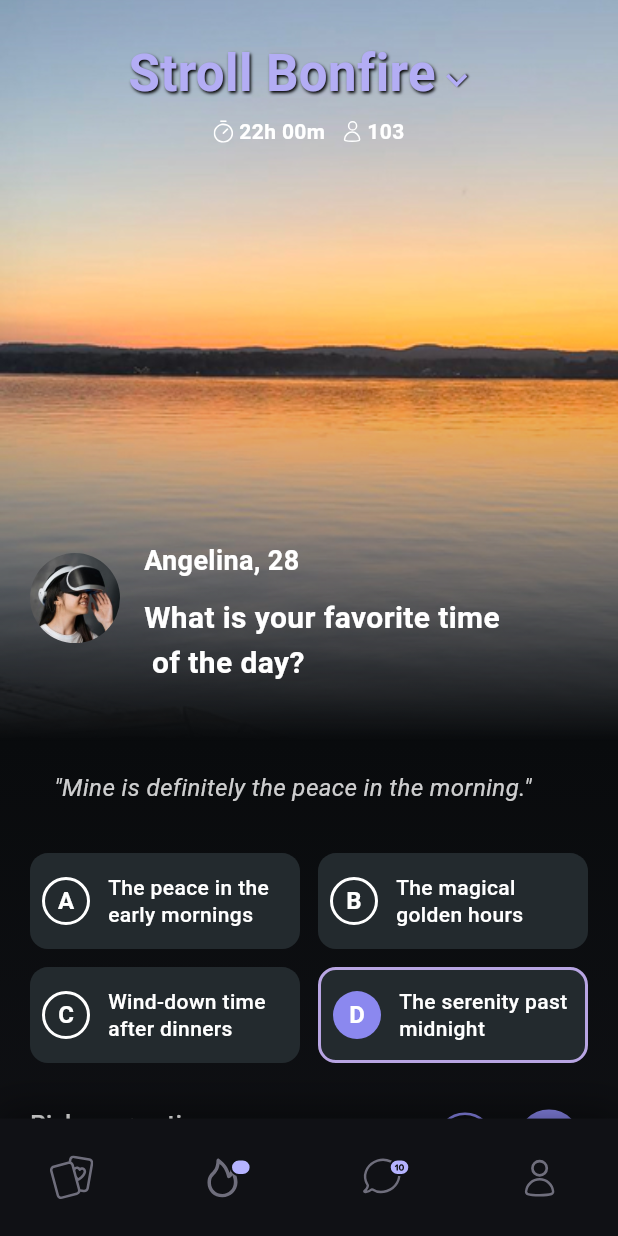
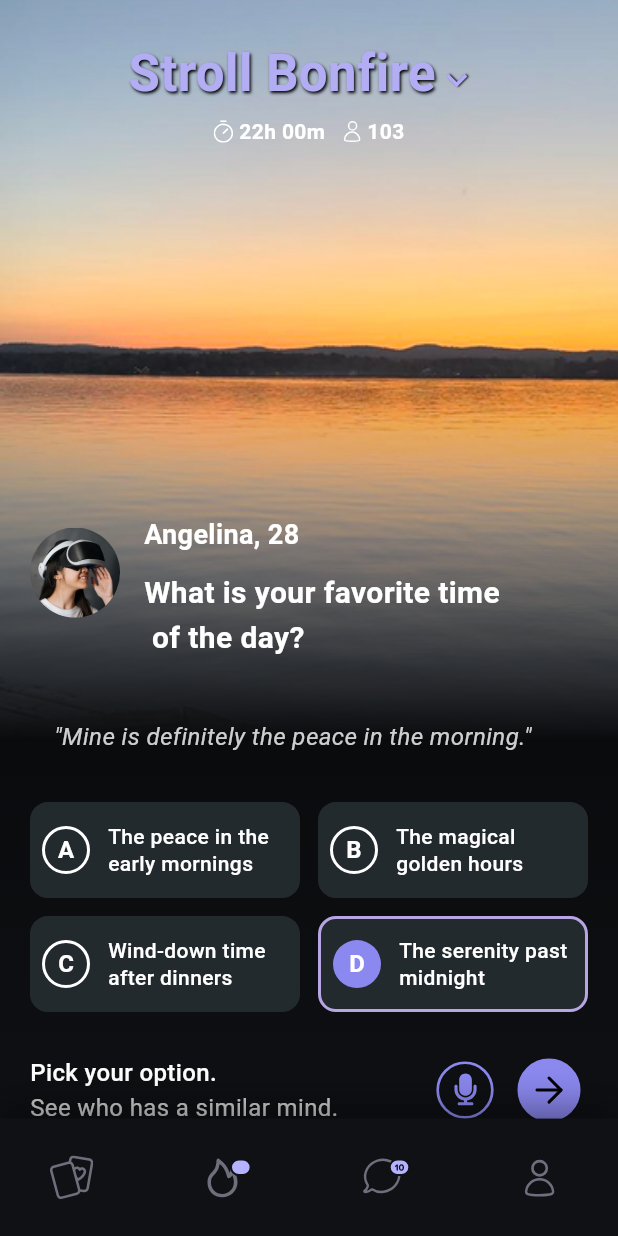
Before and after one commit to divinechy/Flutter-Stroll-App, a Flutter app: the screen it shows after launch, on a phone screen of 412 x 824 dp. Run offline on Flutter 3.47's test engine with Material 3 defaults, Android fonts, the phone set to English and light mode, and no system bars; our stand-ins replace flutter_svg, get.

Commit message:
Updated profile

```diff
--- a/lib/app/widgets/profile.dart
+++ b/lib/app/widgets/profile.dart
@@ -7,7 +7,6 @@ class Profile extends StatelessWidget {
   @override
   Widget build(BuildContext context) {
     return SizedBox(
-      height: 150, // 👈 definite height for the row
       child: Row(
         children: [
           Container(
```
